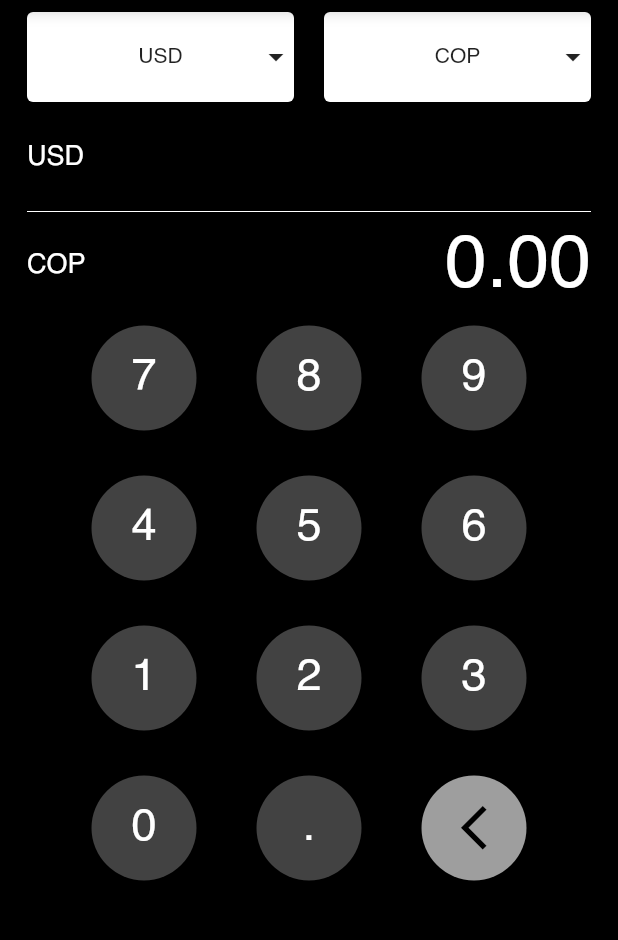
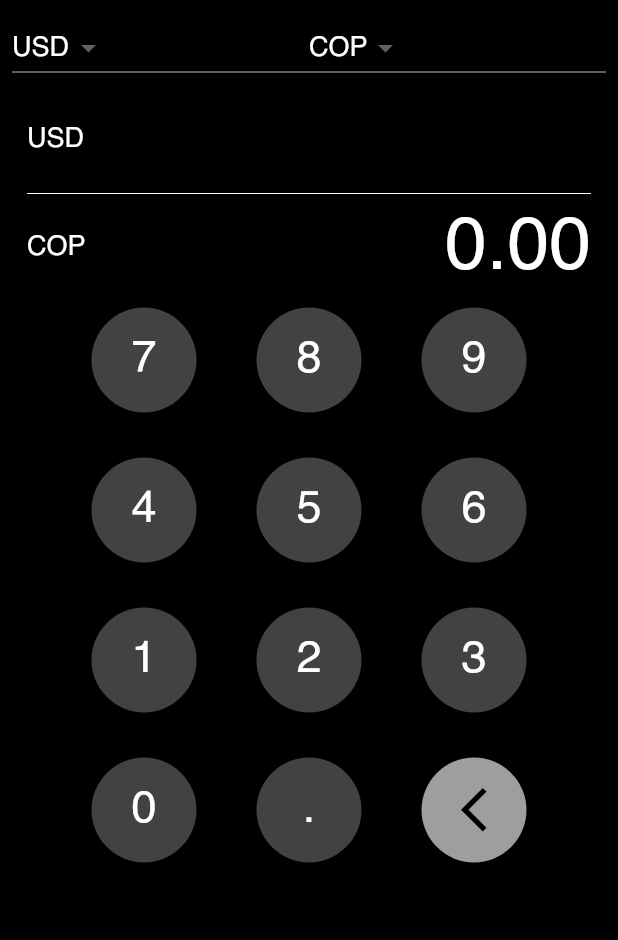
Before and after one commit to RicardoRB09/Flutter-Sprint-1-, a Flutter app: the screen it shows after launch, on a phone screen of 412 x 824 dp, the part 84-1024 px from its top. Run offline on Flutter 3.47's test engine with Material 2 defaults, Android fonts, the phone set to English and light mode, and no system bars; missing offline and left inert: direct_select.

Commit message:
Agregué barra superior dropdown

```diff
--- a/lib/ui/pages/converter_page.dart
+++ b/lib/ui/pages/converter_page.dart
@@ -21,13 +21,18 @@ class _ConverterPageState extends State<ConverterPage> {
   String res = '';
 
   // función para construir el selector de monedas
-  List<Widget> _buildItems() {
+  /*  List<Widget> _buildItems() {
     return currencies
         .map((val) => SelectionItem(
               title: val,
             ))
         .toList();
-  }
+  } */
+
+  //CMC-Lista de los nombres de las currencies (dropdown menu)
+  List<String> currencyList = ['COP', 'USD', 'EU'];
+  String? currencySelected1 = 'USD';
+  String? currencySelected2 = 'COP';
 
   //Function to show pressed btn value
   void btnPressed(String btnVal) {
@@ -58,41 +63,33 @@ class _ConverterPageState extends State<ConverterPage> {
             Row(
               children: [
                 Expanded(
-                  // selector para la primera moneda
-                  child: DirectSelect(
-                      itemExtent: 45.0,
-                      selectedIndex: currency1,
-                      backgroundColor: Theme.of(context).colorScheme.primary,
-                      onSelectedItemChanged: (index) {
-                        // aquí cambiamos el estado del widget
-                        setState(() {
-                          currency1 = index ?? 0;
-                        });
-                      },
-                      items: _buildItems(),
-                      child: SelectionItem(
-                        isForList: false,
-                        title: currencies[currency1],
-                      )),
-                ),
+                    // selector para la primera moneda
+                    child: DropdownButton<String>(
+                        value: currencySelected1,
+                        dropdownColor: Colors.black,
+                        items: currencies
+                            .map((item) => DropdownMenuItem<String>(
+                                value: item,
+                                child: Text(item,
+                                    style: TextStyle(
+                                        fontSize: 18, color: Colors.white))))
+                            .toList(),
+                        onChanged: (item) =>
+                            setState(() => currencySelected1 = item))),
                 Expanded(
-                  // selector para la segunda moneda
-                  child: DirectSelect(
-                      itemExtent: 45.0,
-                      selectedIndex: currency2,
-                      backgroundColor: Theme.of(context).colorScheme.primary,
-                      onSelectedItemChanged: (index) {
-                        // aquí cambiamos el estado del widget
-                        setState(() {
-                          currency2 = index ?? 0;
-                        });
-                      },
-                      items: _buildItems(),
-                      child: SelectionItem(
-                        isForList: false,
-                        title: currencies[currency2],
-                      )),
-                ),
+                    // selector para la segunda moneda
+                    child: DropdownButton<String>(
+                        value: currencySelected2,
+                        dropdownColor: Colors.black,
+                        items: currencies
+                            .map((item) => DropdownMenuItem<String>(
+                                value: item,
+                                child: Text(item,
+                                    style: TextStyle(
+                                        fontSize: 18, color: Colors.white))))
+                            .toList(),
+                        onChanged: (item) =>
+                            setState(() => currencySelected2 = item))),
               ],
             ),
             Padding(
```
Also changed, not shown: pubspec.lock.
